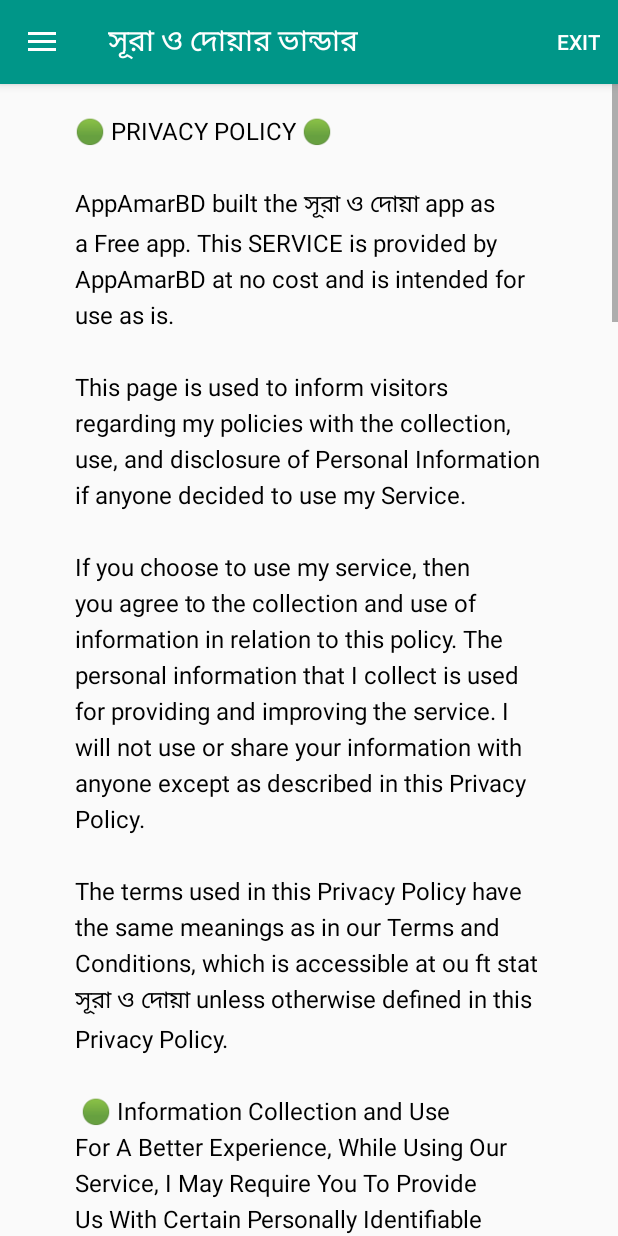
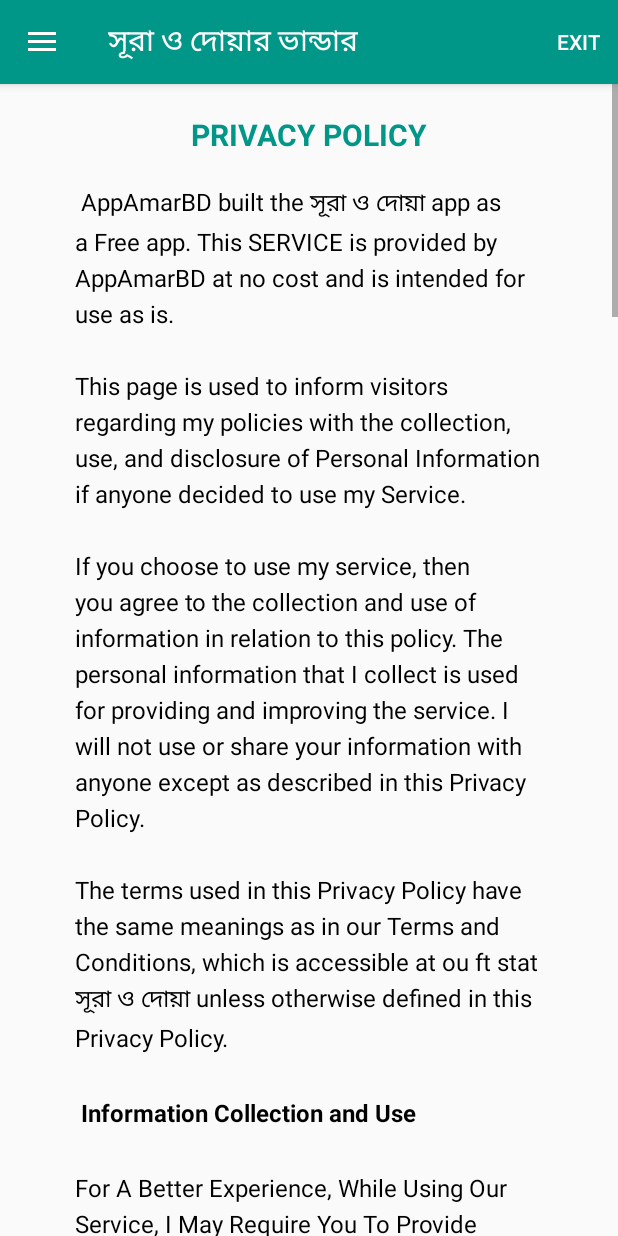
Before and after one commit to EngineerRanaAhmmed/DuaSurah-Rana, an Android app: the fragment PrivacyPolicyFragment placed in its activity, on a phone screen of 412 x 824 dp. Run offline under Robolectric (Android 15) with nearby library versions, the phone set to English and light mode, and no system bars.

Commit message:
privacy update

```diff
--- a/app/src/main/res/layout/fragment_privacy_policy.xml
+++ b/app/src/main/res/layout/fragment_privacy_policy.xml
@@ -10,12 +10,26 @@
         android:layout_height="wrap_content"
         >
 
+        <TextView
+            android:id="@+id/header"
+            android:layout_marginTop="20dp"
+            android:layout_width="311dp"
+            android:layout_height="wrap_content"
+            android:layout_centerHorizontal="true"
+            android:gravity="center"
+            android:text="@string/privacy_policy"
+            android:textStyle="bold"
+            android:textColor="@color/purple_500"
+            android:textSize="20sp"
+            />
+
 
     <TextView
         android:id="@+id/main"
+        android:layout_marginTop="20dp"
         android:layout_width="311dp"
         android:layout_height="wrap_content"
-        android:layout_marginTop="20dp"
+        android:layout_below="@id/header"
         android:layout_centerHorizontal="true"
         android:text="@string/policy"
         android:textSize="16sp"
--- a/app/src/main/res/values/strings.xml
+++ b/app/src/main/res/values/strings.xml
@@ -38,19 +38,18 @@
     <string name="des_rana">
      ✔️WordPress Template Customization  ✔️Plugin Customization  ✔️Widget Customization  ✔️Creating Search  ✔️Fixing WordPress issues   ✔️WordPress Template Customization  ✔️Plugin Customization  ✔️Widget Customization  ✔️Creating Search  ✔️Fixing WordPress issues  ✔️Android App Developer</string>
     <string name="dest_rana_2">Hi, I am a Professional Web Designer and WordPress Theme Developer. I have five years of experience in web design and development.</string>
-    <string name="privacy_policy">Privacy Policy</string>
+    <string name="privacy_policy">PRIVACY POLICY </string>
     <string name="policy">
-        🟢 PRIVACY POLICY 🟢
-\n\nAppAmarBD built the সূরা ও দোয়া app as a Free app. This SERVICE is provided by AppAmarBD at no cost and is intended for use as is.
+AppAmarBD built the সূরা ও দোয়া app as a Free app. This SERVICE is provided by AppAmarBD at no cost and is intended for use as is.
 \n\nThis page is used to inform visitors regarding my policies with the collection, use, and disclosure of Personal Information if anyone decided to use my Service.
 \n\nIf you choose to use my service, then you agree to the collection and use of information in relation to this policy. The personal information that I collect is used for providing and improving the service. I will not use or share your information with anyone except as described in this Privacy Policy.
 \n\nThe terms used in this Privacy Policy have the same meanings as in our Terms and Conditions, which is accessible at ou ft stat সূরা ও দোয়া unless otherwise defined in this Privacy Policy.
 \n\n
-🟢 Information Collection and Use
+        <b>Information Collection and Use</b>\n
 \nFor A Better Experience, While Using Our Service, I May Require You To Provide Us With Certain Personally Identifiable Information, Including But Not Limited To The Internet, Access Network State, Access Wifi State, Receive Boot Completed, Wake Lock, Vibrate, C2dm. Permission. Receive, C2dm. Permission. Send. Write External Storage, Read Phone State, Read External Storage, Bind Job Service. The Information That I Request Will Be Retained On Your Device And Is Not Collected By Me In Any Way.
 \n\nThe app does use third-party services that may collect information used to identify you.
 \n\n
-🟢 Link to the privacy policy of third party service providers used by the app
+Link to the privacy policy of third party service providers used by the app\n
 \n\n
 -Google Play Services
 -AdMob
@@ -59,29 +58,26 @@
 \n\n
 I want to inform you that whenever you use my service, in case of an error in the app I collect data and information (through third-party products) on your phone called Log Data. This Log Data may include information such as your device Internet Protocol (IP) address, device name, operating system version, the configuration of the app when utilizing my Service, the time and date of your use of the Service, and other statistics.
 \n\n
-🟢 Cookies
+        <b>Cookies</b>\n
 \nCookies are files with a small amount of data that are commonly used as anonymous unique identifiers. These are sent to your browser from the websites that you visit and are stored on your devices internal memory
 \n\nThis Service does not use these "cookies" explicitly. However, the app may use third-party code and libraries that use "cookies" to collect information and improve their services. You have the option to either accept or refuse these cookies and know when a cookie is being sent to your device. If you choose to refuse our cookies, you may not be able to use some portions of this service.
 \n\n
-🟢 Service Providers
+        <b>Service Providers</b>\n
 \nI may employ third-party companies and individuals due to the following reasons:
 \nTo facilitate our Service; To provide the Service on our behalf;
 \n\nTo perform Service-related services, or To assist us in analyzing how our Service is used. I want to inform users of this Service that these third parties have access to their Personal Information. The reason is to perform the tasks assigned to them on our behalf. However, they are obligated not to disclose or use the information for any other purpose.
 \n\n
-🟢 Security
+        <b>Security</b>\n
 \nI value your trust in providing us your personal information, thus we are striving to use commercially acceptable means of protecting it. But remember that no method of transmission over the internet, or method of electronic storage is 100% secure and reliable, and I cannot guarantee its absolute security.
 \n\n
-🟢 Links to Other Sites
+        <b>Links to Other Sites</b>\n
 \nThis Service may contain links to other sites. If you click on a third-party link, you will be directed to that site. Note that these external sites are not operated by me. Therefore, I strongly advise you to review the Privacy Policy of these websites. I have no control over and assume no responsibility for the content, privacy policies, or practices of any third-party sites or services.
 \n\n
-🟢 Childrens Privacy
+        <b>Childrens Privacy </b>\n
 \nThese Services do not address anyone under the age of 12. I do not knowingly collect personally identifiable information from children under 12. In the case I discover that a child under 12 has provided me with personal information, I immediately delete this from our servers. If you are a parent or guardian and you are aware that your child has provided us with personal information, please contact me so that I will be able to do the necessary actions.
 \n\n
-🟢 Changes to This Privacy Policy
-\nI may update our Privacy Policy from time to time. Thus, you are advised to review this page periodically for any changes. I will notify you of any changes by posting the new Privacy Policy on this page. These changes are effective immediately after they are posted on this page.
-\n\n
-🟢 Contact Us
-\nIf you have any questions or suggestions about my Privacy Policy, do not hesitate to contact me at ranaahmmed786@gmail.com.
+        <b>Changes to This Privacy Policy</b> \n \n
+I may update our Privacy Policy from time to time. Thus, you are advised to review this page periodically for any changes. I will notify you of any changes by posting the new Privacy Policy on this page. These changes are effective immediately after they are posted on this page.
     </string>
     <string name="cont">Privacy Policy Let us know if you have any comments or complaints. \n \n<b>E-mail : ranaahmmed786@gmail.com</b></string>
     <string name="youtube">আমাদের ইউটিউব চ্যানেল</string>
```
